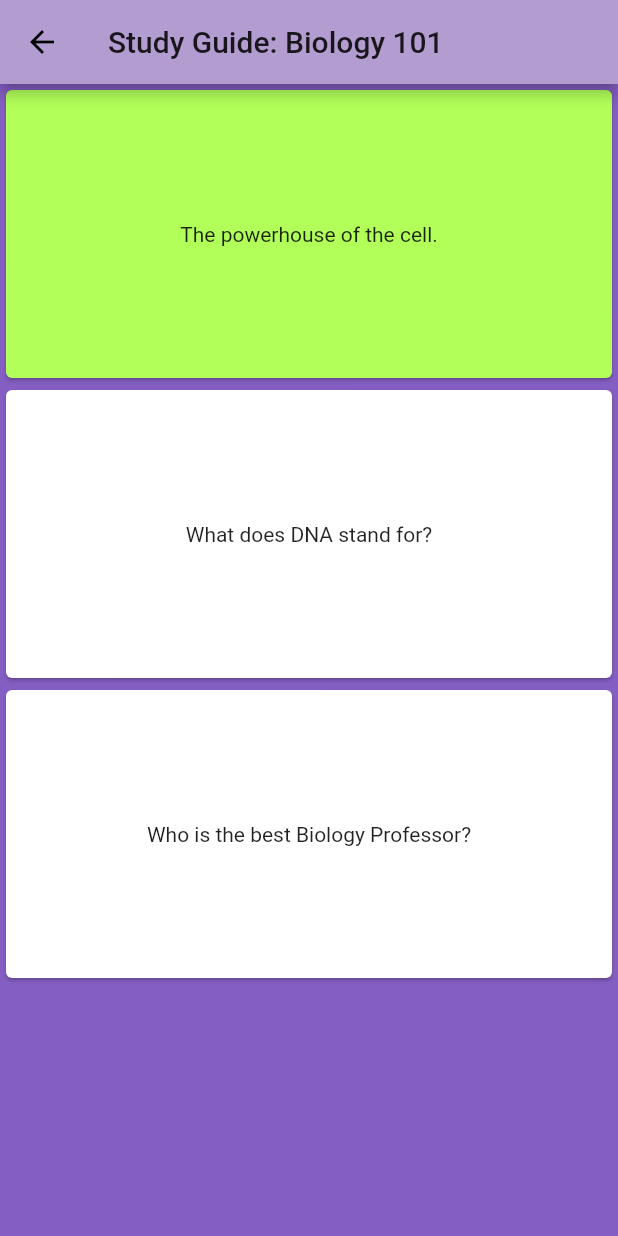
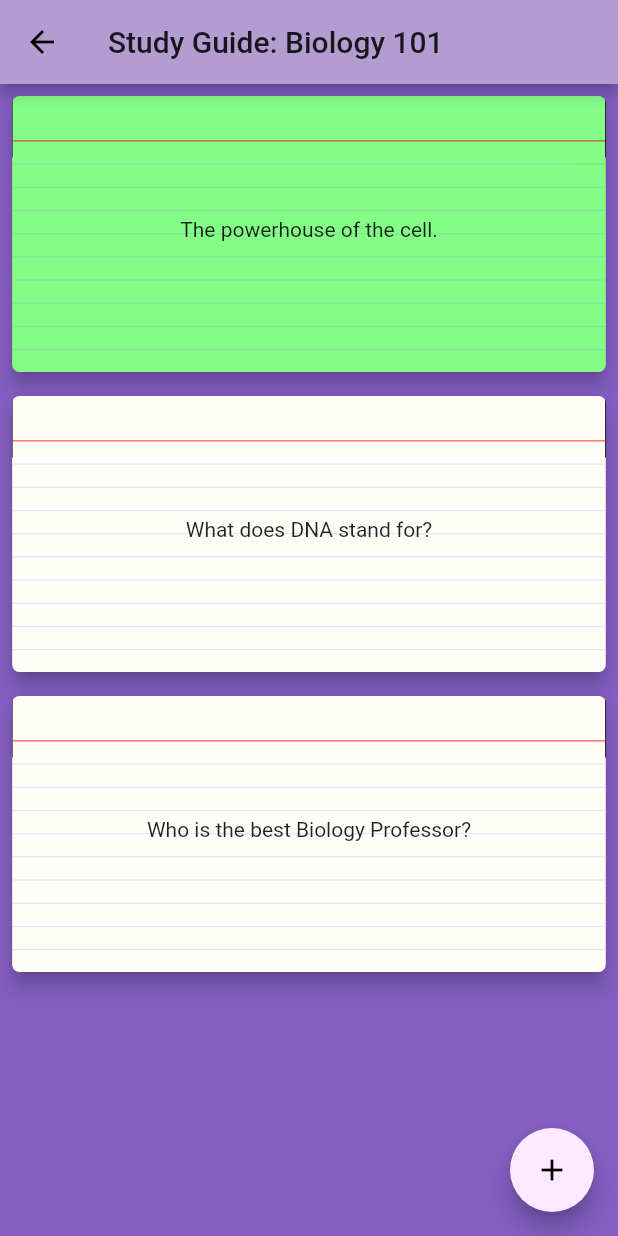
Before and after one commit to minalear/QuizMeApp, a Flutter app: the StudyGuidePage screen opened directly with sample values from the repository, after a tap on "Define Mitochondria", on a phone screen of 412 x 824 dp. Run offline on Flutter 3.47's test engine with Material 2 defaults, Android fonts, the phone set to English and light mode, and no system bars; our stand-ins replace cached_network_image, cloud_firestore, firebase_auth; accounts and stored records are empty.

```diff
--- a/lib/controller/studyguidepage_controller.dart
+++ b/lib/controller/studyguidepage_controller.dart
@@ -8,7 +8,7 @@ class StudyGuidePageController {
   void onCardTap(NoteCard card) {
     // Toggle between displaying the question and the answer
     state.setState(() {
-      card.currentDisplayText = (card.currentDisplayText == card.question) ? card.answer : card.question;
+      card.frontFacing = !card.frontFacing;
     });
   }
 }
--- a/lib/model/notecard.dart
+++ b/lib/model/notecard.dart
@@ -2,17 +2,17 @@ class NoteCard {
 
   String question;
   String answer;
-  String currentDisplayText;
+  bool frontFacing;
 
   NoteCard({this.question, this.answer}) {
-    currentDisplayText = question;
+    frontFacing = true;
   }
 
   // create an empty notecard
   NoteCard.empty() {
     answer = '';
     question = '';
-    currentDisplayText = '';
+    frontFacing = true;
   }
 
   // check to see if the notecard is empty for saving purposes
--- a/lib/model/testdata.dart
+++ b/lib/model/testdata.dart
@@ -28,7 +28,7 @@ class TestData {
       createdBy: "dolson420",
       pubDate: DateTime.now(),
       notes: [
-        NoteCard(question: "What year did the United States earn its independence?", answer: "1776"),
+        NoteCard(question: "What year did the United States earn its independence?  This is a pretty easy question bro, imma throw another one at ya.  What color is the sky on the last Wednesday of 1596?  That is also a pretty easy question my man, so how about this thinker?", answer: "1776 and Blue"),
         NoteCard(question: "What year did the American Civil War start?", answer: "1861"),
         NoteCard(question: "Who was the 27th president?", answer: "William Howard Taft"),
         NoteCard(question: "How long did the Hundred Years' war last?", answer: "116 years"),
--- a/lib/view/studyguidepage.dart
+++ b/lib/view/studyguidepage.dart
@@ -23,9 +23,9 @@ class StudyGuidePageState extends State<StudyGuidePage> {
   StudyGuidePageState(this.user, this.studyGuide) {
     controller = StudyGuidePageController(this);
 
-    // reset display text of the notecard back to the question
+    // ensure all the notecards are facing the front
     for (var noteCard in studyGuide.notes) {
-      noteCard.currentDisplayText = noteCard.question;
+      noteCard.frontFacing = true;
     }
   }
 
@@ -34,6 +34,10 @@ class StudyGuidePageState extends State<StudyGuidePage> {
     return Scaffold(
       appBar: AppBar(
         title: Text('Study Guide: ' + studyGuide.title),
+      ),
+      floatingActionButton: FloatingActionButton(
+        child: Icon(Icons.add),
+        onPressed: (){},
       ),
       body: ListView.builder(
         itemCount: studyGuide.notes.length,
@@ -45,13 +49,32 @@ class StudyGuidePageState extends State<StudyGuidePage> {
             child: InkWell(
               onTap: () => controller.onCardTap(noteCard),
               child: Card(
-                color: (noteCard.currentDisplayText == noteCard.question) ? Colors.white : Colors.lightGreenAccent,
-                child: Column(
-                  mainAxisAlignment: MainAxisAlignment.center,
+                semanticContainer: true,
+                clipBehavior: Clip.antiAliasWithSaveLayer,
+                child: Stack(
+                  fit: StackFit.expand,
                   children: <Widget>[
-                    Text(noteCard.currentDisplayText)
+                    Image.asset(
+                      noteCard.frontFacing ? 'assets/notecard.png' : 'assets/notecard-back.png',
+                      fit: BoxFit.fill,
+                    ),
+                    Center(
+                      child: Container(
+                        margin: EdgeInsets.only(bottom: 4),
+                        child: Text(
+                          noteCard.frontFacing ? noteCard.question : noteCard.answer,
+                          textAlign: TextAlign.center,
+                          style: TextStyle(height: 1),
+                        ),
+                      ),
+                    ),
                   ],
                 ),
+                shape: RoundedRectangleBorder(
+                  borderRadius: BorderRadius.circular(5),
+                ),
+                elevation: 5,
+                margin: EdgeInsets.all(8),
               ),
             ),
           );
--- a/pubspec.yaml
+++ b/pubspec.yaml
@@ -48,6 +48,8 @@ flutter:
   assets:
     - assets/quizme-logo.png
     - assets/quizme-logo-banner.png
+    - assets/notecard.png
+    - assets/notecard-back.png
 
   # An image asset can refer to one or more resolution-specific "variants", see
   # https://flutter.dev/assets-and-images/#resolution-aware.
```
Also changed, not shown: assets/notecard-back.png (added), assets/notecard.png (added).
